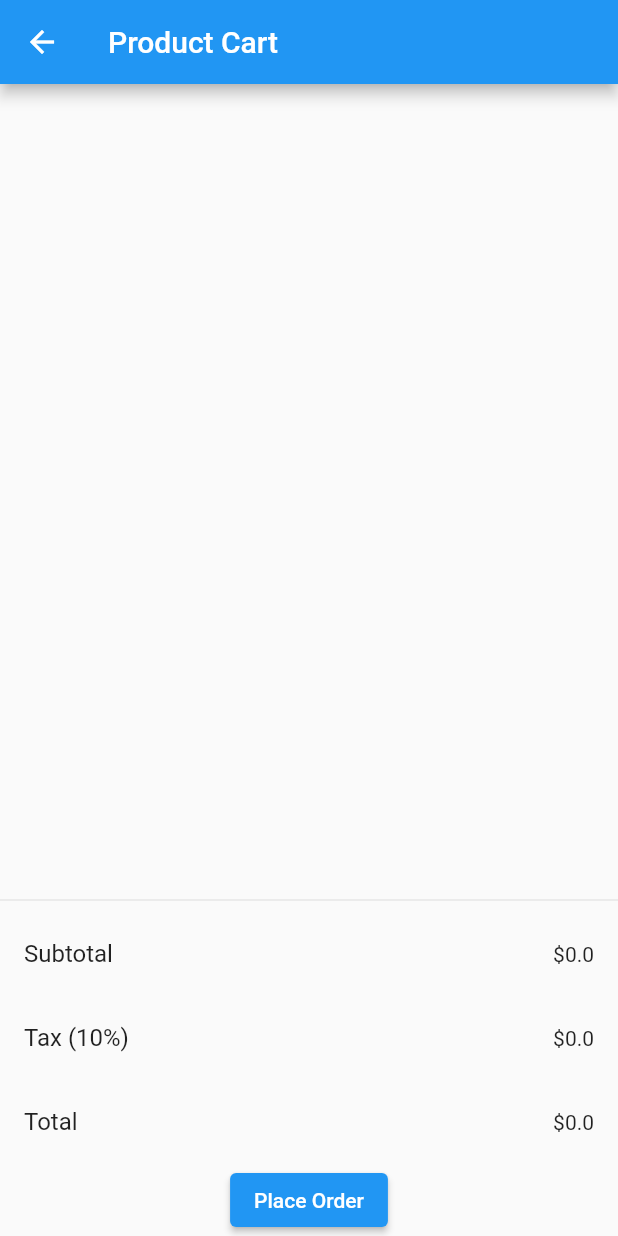
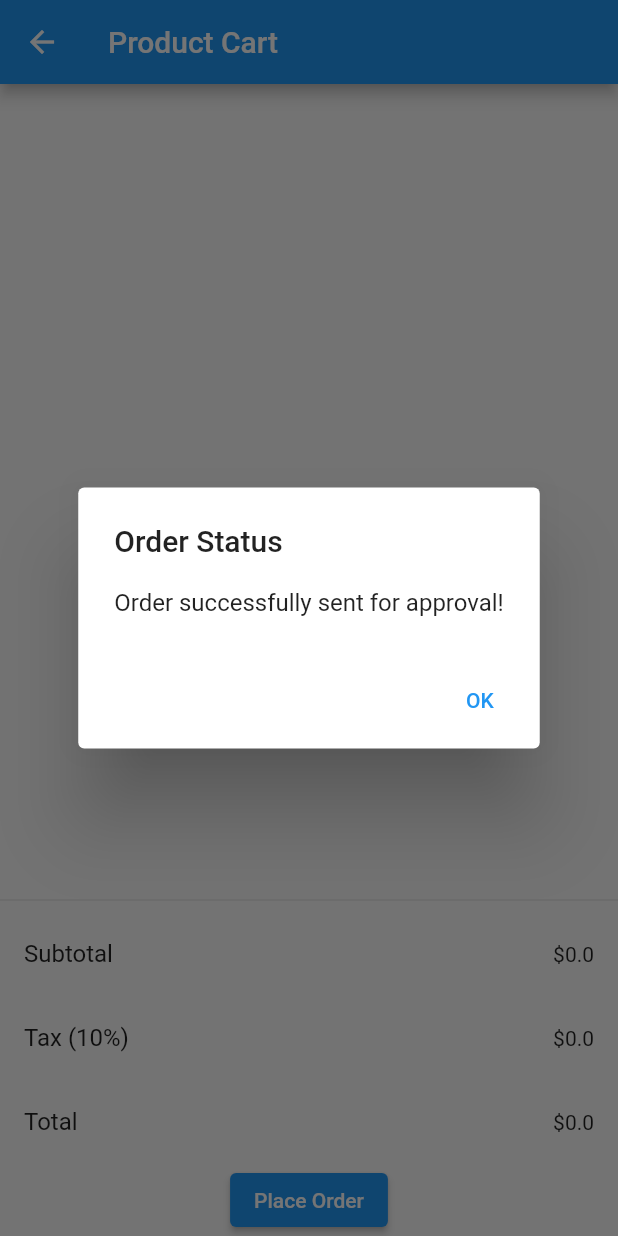
Before and after one commit to OmeshSachethana/CSSE_Project_Mobile, a Flutter app: the ProductCartView screen opened directly, after a tap on "Place Order", on a phone screen of 412 x 824 dp. Run offline on Flutter 3.47's test engine with Material 2 defaults, Android fonts, the phone set to English and light mode, and no system bars; our stand-ins replace cloud_firestore, firebase_auth, firebase_core; accounts and stored records are empty.

Commit message:
added order

```diff
--- a/lib/models/cart_model.dart
+++ b/lib/models/cart_model.dart
@@ -54,4 +54,9 @@ class CartModel extends ChangeNotifier {
     _products.add(product);
     _calculateTotal();
   }
+
+  void clearCart() {
+    _products.clear();
+    _calculateTotal();
+  }
 }
--- a/lib/views/product_cart_view.dart
+++ b/lib/views/product_cart_view.dart
@@ -1,3 +1,5 @@
+import 'package:cloud_firestore/cloud_firestore.dart';
+import 'package:firebase_auth/firebase_auth.dart';
 import 'package:flutter/material.dart';
 import 'package:provider/provider.dart';
 import '../models/cart_model.dart';
@@ -17,7 +19,8 @@ class ProductCartView extends StatelessWidget {
               itemCount: cart.products.length,
               itemBuilder: (BuildContext context, int index) {
                 return ListTile(
-                  leading: Image.network(cart.products[index]['imageUrl'] ?? ''),
+                  leading:
+                      Image.network(cart.products[index]['imageUrl'] ?? ''),
                   title: Text(cart.products[index]['name'] ?? ''),
                   subtitle: Text('\$${cart.products[index]['price'] ?? ''}'),
                   trailing: Row(
@@ -56,7 +59,28 @@ class ProductCartView extends StatelessWidget {
             trailing: Text('\$${cart.total}'),
           ),
           ElevatedButton(
-            onPressed: () {},
+            onPressed: () {
+              placeOrder(cart);
+              cart.clearCart();
+              showDialog(
+                context: context,
+                builder: (BuildContext context) {
+                  return AlertDialog(
+                    title: const Text('Order Status'),
+                    content:
+                        const Text('Order successfully sent for approval!'),
+                    actions: <Widget>[
+                      TextButton(
+                        child: const Text('OK'),
+                        onPressed: () {
+                          Navigator.of(context).pop();
+                        },
+                      ),
+                    ],
+                  );
+                },
+              );
+            },
             child: const Text('Place Order'),
           ),
         ],
@@ -64,3 +88,26 @@ class ProductCartView extends StatelessWidget {
     );
   }
 }
+
+void placeOrder(CartModel cart) {
+  User? user = FirebaseAuth.instance.currentUser;
+  if (user != null) {
+    FirebaseFirestore.instance.collection('orders').add({
+      'userRef': FirebaseFirestore.instance.collection('users').doc(user.uid),
+      'approveStatus': "pending",
+      'date': DateTime.now().toIso8601String(),
+      'products': cart.products
+          .map((product) => {
+                'description': product['description'],
+                'image': product['imageUrl'],
+                'name': product['name'],
+                'price': product['price'],
+                'quantity': product['quantity'],
+              })
+          .toList(),
+      'totalPrice': cart.total,
+    });
+  } else {
+    print("No user is currently logged in.");
+  }
+}
```
